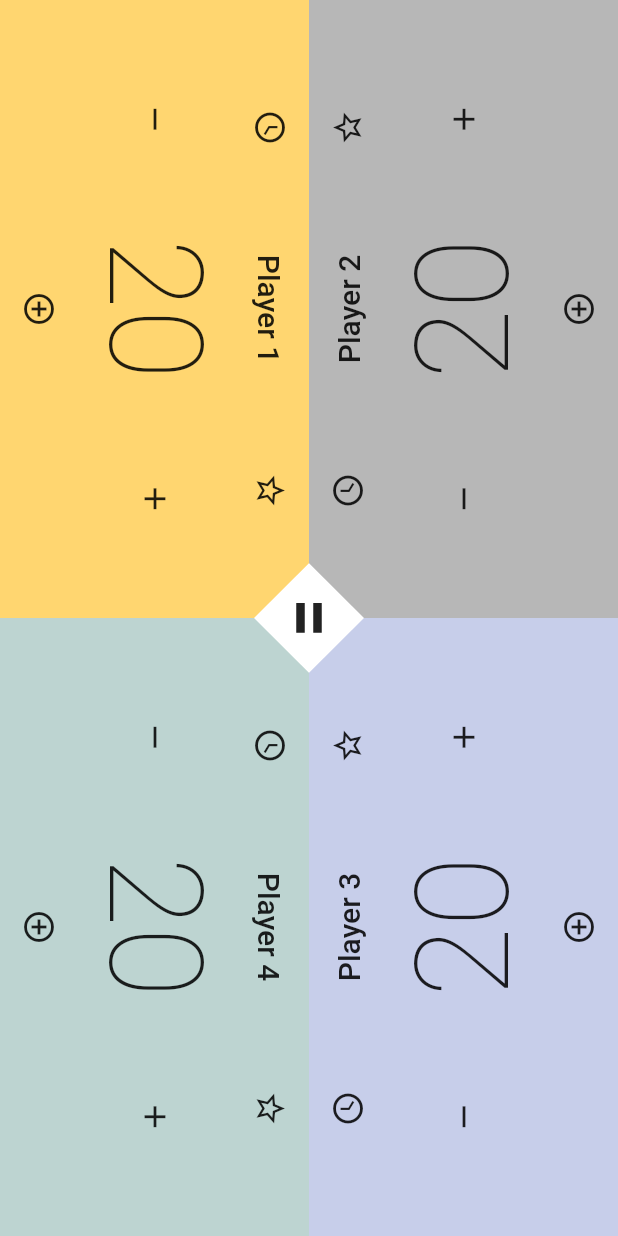
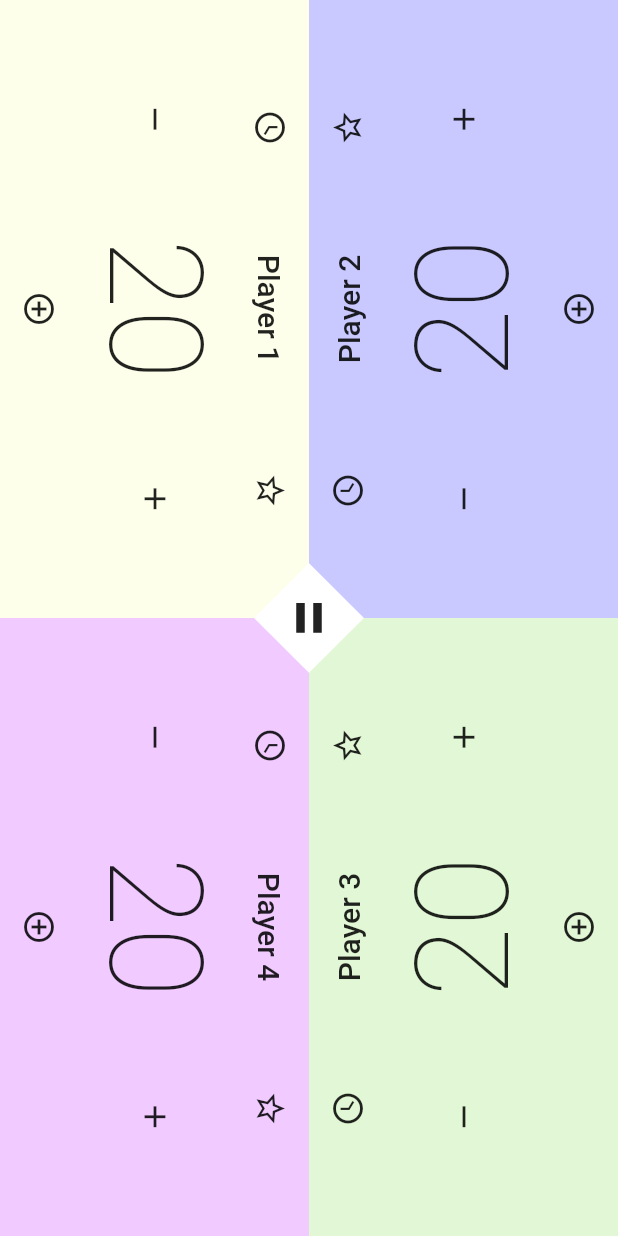
Before and after one commit to Akurom/mtg_roulette, a Flutter app: the screen it shows after launch, after a tap on the "remove" icon, after a tap on the "add" icon, after a tap on "PLAY!", on a phone screen of 412 x 824 dp. Run offline on Flutter 3.47's test engine with Material 2 defaults, Android fonts, the phone set to English and light mode, and no system bars; Roboto replaces fonts that are missing (Oswald).

Commit message:
some barrels added

```diff
--- a/lib/constants/colors.dart
+++ b/lib/const/colors.dart
@@ -2,8 +2,8 @@
 import 'package:flutter/material.dart';
 
 
-class AppColors {
-  AppColors._();
+class ColorConstants {
+  ColorConstants._();
 
   static const Color pastelRed = Color(0xFFFF9AA2);
 
@@ -21,6 +21,7 @@ class AppColors {
   static const Color fluoBlue = Color(0xff70d6ff);
   static const Color fluoOrange = Color(0xffff9770);
   static const Color fluoYellow = Color(0xffffd670);
+  static const Color fluoGreen = Color(0xff77dd77);
 
   static const Color white = Colors.white;
   static const Color black = Colors.black;
--- a/lib/constants/strings.dart
+++ b/lib/const/strings.dart
@@ -1,8 +1,8 @@
 
 
-class Strings {
+class TextConstants {
 
-  Strings._();
+  TextConstants._();
   // ----- creation screen
   static const String creationPlayersNumber = "Number of players";
   static const String creationStartingLife = "Starting life total";
--- a/lib/main.dart
+++ b/lib/main.dart
@@ -1,34 +1,24 @@
+import 'package:flutter/material.dart';
+import 'package:flutter/services.dart';
+
+import 'package:mtg_roulette/models/game_model.dart';
+import 'package:mtg_roulette/models/app_model.dart';
+import 'package:provider/provider.dart';
+
+import 'package:mtg_roulette/views/layouts/layouts.dart';
+import 'package:mtg_roulette/views/screens/screens.dart';
+
 //import 'package:google_fonts/google_fonts.dart';
 
-import 'package:flutter/material.dart';
-import 'package:flutter/services.dart';
-import 'package:mtg_roulette/models/game_model.dart';
-import 'package:mtg_roulette/views/edit_player_screen.dart';
-import 'package:mtg_roulette/views/layouts/four_players.dart';
-import 'package:mtg_roulette/views/layouts/six_players.dart';
-import 'package:mtg_roulette/views/layouts/two_players.dart';
-import 'package:mtg_roulette/views/layouts/three_players.dart';
-import 'package:mtg_roulette/views/layouts/five_players.dart';
-import 'package:provider/provider.dart';
-
-import 'package:mtg_roulette/models/app_model.dart';
-
-import 'package:mtg_roulette/views/creation_screen.dart';
-import 'package:mtg_roulette/views/game_screen.dart';
-import 'package:mtg_roulette/views/stats_screen.dart';
-
 import 'package:mtg_roulette/commands/base_command.dart' as Commands;
+import 'package:mtg_roulette/const/colors.dart';
 import 'tools/tools.dart';
-import 'package:mtg_roulette/constants/colors.dart';
-
-
-
 
 
 void main() {
   // ------
   WidgetsFlutterBinding.ensureInitialized();
-  SystemChrome.setEnabledSystemUIOverlays([]);
+  SystemChrome.setEnabledSystemUIMode(SystemUiMode.immersiveSticky);
   SystemChrome.setPreferredOrientations(
       [DeviceOrientation.portraitUp, DeviceOrientation.portraitDown]);
   // ------
@@ -45,26 +35,24 @@ class MyApp extends StatelessWidget {
     return MultiProvider(
       providers: [
         ChangeNotifierProvider(create: (c) => AppModel()),
-        ChangeNotifierProvider<GameModel>(create: (c) => GameModel()),  // todo set in sky section init ther and link to basecommand
+        ChangeNotifierProvider<GameModel>(create: (c) => GameModel()),  // todo set in sky section init there and link to basecommand
       ],
       child: Builder(builder: (context) {
         Commands.init(context);         // todo UNDERSTAND !!!
         return MaterialApp(
           // ----------- theme data
           theme: new ThemeData(       // todo load from AppModel
-            scaffoldBackgroundColor: AppColors.white,
-            accentColor: Colors.grey,
+            scaffoldBackgroundColor: ColorConstants.white,
             fontFamily: 'Oswald',
             textTheme: const TextTheme(
-              headline1: TextStyle(fontSize: 86.0, /*fontWeight: FontWeight.bold,*/ color: Colors.black87),
-              headline2: TextStyle(fontSize: 44.0, fontWeight: FontWeight.bold, color: Colors.black87),
+              displayLarge: TextStyle(fontSize: 86.0, /*fontWeight: FontWeight.bold,*/ color: Colors.black87),
+              displayMedium: TextStyle(fontSize: 44.0, fontWeight: FontWeight.bold, color: Colors.black87),
             ),
           ),
           // ----------- routes
           initialRoute: '/splash',
           routes: {
             '/splash': (context) => const SplashScreen(),
-            //'/creation': (context) => const CreationScreen(),
             '/game': (context) => const GameScreen(),
             '/two': (context) => const TwoPlayers(),
             '/three': (context) => const ThreePlayers(),
@@ -99,8 +87,6 @@ class _SplashScreenState extends State<SplashScreen> {
   void initState() {
     /// Load appModel first, to fetch the appTheme ASAP
     context.read<AppModel>().load().then((value) async {
-
-      // init command ?
       setState(() => _appLoaded = true);
       return true;
     });
@@ -113,7 +99,7 @@ class _SplashScreenState extends State<SplashScreen> {
       body: Center(
         child: _appLoaded
             ? CreationScreen(color: AppModel().colorPalette[randInt(0, AppModel().colorPalette.length)])
-            : CircularProgressIndicator(), //show splash screen here instead of progress indicator
+            : CircularProgressIndicator(), // todo show splash screen here instead of progress indicator
       ),
     );
   }
--- a/lib/models/app_model.dart
+++ b/lib/models/app_model.dart
@@ -1,22 +1,31 @@
 import 'package:flutter/material.dart';
-import 'package:mtg_roulette/constants/colors.dart';
+import 'package:mtg_roulette/const/colors.dart';
 
 class AppModel extends ChangeNotifier {
 
   List<Color> colorPalette = [
-    AppColors.pastelBlack,
-    AppColors.pastelBlue,
-    AppColors.pastelGreen,
-    AppColors.pastelRed,
-    AppColors.pastelOrange,
-    AppColors.pastelWhite,
-    AppColors.pastelDeepBlue,
-    AppColors.pastelLightGreen,
-    AppColors.pastelPink,
-    AppColors.fluoRed,
-    AppColors.fluoBlue,
-    AppColors.fluoOrange,
-    AppColors.fluoYellow,
+    ColorConstants.pastelBlack,
+    ColorConstants.pastelBlue,
+    ColorConstants.pastelGreen,
+    ColorConstants.pastelRed,
+    ColorConstants.pastelOrange,
+    ColorConstants.pastelWhite,
+    ColorConstants.pastelDeepBlue,
+    ColorConstants.pastelLightGreen,
+    ColorConstants.pastelPink,
+    ColorConstants.fluoRed,
+    ColorConstants.fluoBlue,
+    ColorConstants.fluoOrange,
+    ColorConstants.fluoGreen,
+    ColorConstants.fluoYellow,
+
+    Colors.cyan,
+    Colors.redAccent,
+    Colors.greenAccent,
+    Colors.purpleAccent,
+    Colors.yellow,
+    Colors.grey,
+    Colors.amber,
   ];
 
 
--- a/lib/models/game_model.dart
+++ b/lib/models/game_model.dart
@@ -1,6 +1,6 @@
 
 import 'package:flutter/material.dart';
-import 'package:mtg_roulette/constants/strings.dart';
+import 'package:mtg_roulette/const/strings.dart';
 import 'package:mtg_roulette/models/app_model.dart';
 import 'package:mtg_roulette/tools/tools.dart';
 import 'player_model.dart';
@@ -24,7 +24,7 @@ class GameModel extends ChangeNotifier {
     for (int p = 0; p < nbPlayers; p ++) {
       _players.add(
           PlayerModel(
-              name: Strings.defaultPlayerName + '${p + 1}',
+              name: TextConstants.defaultPlayerName + '${p + 1}',
               lifeCount: initialLifeCount,
               color: AppModel().colorPalette[(base + p) % AppModel().colorPalette.length]
           )
--- a/lib/views/commons/bot_bar.dart
+++ b/lib/views/commons/bot_bar.dart
@@ -2,7 +2,7 @@ import 'package:flutter/material.dart';
 import 'package:mtg_roulette/commands/add_counter_command.dart';
 import 'package:mtg_roulette/commands/remove_one_counter_command.dart';
 import 'package:mtg_roulette/commands/clear_counter_command.dart';
-import 'package:mtg_roulette/constants/colors.dart';
+import 'package:mtg_roulette/const/colors.dart';
 import 'package:mtg_roulette/models/player_model.dart';
 import 'package:mtg_roulette/tools/tools.dart';
 import 'package:provider/provider.dart';
@@ -156,10 +156,10 @@ class CounterItem extends StatelessWidget {
           if (player.countersMap[tag] != null) Text(player.countersMap[tag].toString()),
 
           Card(
-            color: (player.countersMap[tag] != null) ? AppColors.black : AppColors.white,
+            color: (player.countersMap[tag] != null) ? ColorConstants.black : ColorConstants.white,
             child: Text(
               tag,
-              style: TextStyle(color: (player.countersMap[tag] != null) ? AppColors.white : AppColors.black),
+              style: TextStyle(color: (player.countersMap[tag] != null) ? ColorConstants.white : ColorConstants.black),
             ),
           ),
         ],
--- a/lib/views/commons/center_button.dart
+++ b/lib/views/commons/center_button.dart
@@ -3,7 +3,7 @@ import 'package:mtg_roulette/commands/toggle_menu_command.dart';
 import 'package:mtg_roulette/models/game_model.dart';
 import 'package:mtg_roulette/tools/tools.dart';
 
-import 'package:mtg_roulette/constants/colors.dart';
+import 'package:mtg_roulette/const/colors.dart';
 
 import 'package:provider/provider.dart';
 
@@ -56,7 +56,7 @@ class _CenterButtonState extends State<CenterButton> with SingleTickerProviderSt
         AnimatedMenuElement(
           w: w,
           h: h,
-          color: AppColors.white,
+          color: ColorConstants.white,
           defaultLeft: _left - w / 2,
           defaultTop: _top - w / 2,
           openLeft: _left / 2 - w / 2,
@@ -65,7 +65,7 @@ class _CenterButtonState extends State<CenterButton> with SingleTickerProviderSt
         AnimatedMenuElement(
           w: w,
           h: h,
-          color: AppColors.white,
+          color: ColorConstants.white,
           defaultLeft: _left - w / 2,
           defaultTop: _top - w / 2,
           openLeft: _left + _left / 2 - w / 2,
@@ -86,7 +86,7 @@ class _CenterButtonState extends State<CenterButton> with SingleTickerProviderSt
                 width: w,
                 height: h,
                 decoration: BoxDecoration(
-                  color: AppColors.centerButton,
+                  color: ColorConstants.centerButton,
                   //border: Border.all(),
                 ),
                 child: RotationTransition(
@@ -122,7 +122,7 @@ class AnimatedMenuElement extends StatefulWidget {
     Key? key,
     required this.w,
     required this.h,
-    this.color = AppColors.white,
+    this.color = ColorConstants.white,
     required this.defaultTop,
     required this.defaultLeft,
     required this.openTop,
--- a/lib/views/commons/count_digits.dart
+++ b/lib/views/commons/count_digits.dart
@@ -15,7 +15,7 @@ class _CountDigitsState extends State<CountDigits> {
   Widget build(BuildContext context) {
     return Text(
       widget.count.toString(),
-      style: Theme.of(context).textTheme.headline1,
+      style: Theme.of(context).textTheme.displayLarge,
     );
   }
 }
--- a/lib/views/commons/count_widget.dart
+++ b/lib/views/commons/count_widget.dart
@@ -1,5 +1,5 @@
 import 'package:flutter/material.dart';
-import 'package:mtg_roulette/constants/colors.dart';
+import 'package:mtg_roulette/const/colors.dart';
 import 'package:mtg_roulette/models/player_model.dart';
 import 'package:mtg_roulette/tools/tools.dart';
 import 'package:mtg_roulette/views/commons/bot_bar.dart';
--- a/lib/views/commons/up_bar.dart
+++ b/lib/views/commons/up_bar.dart
@@ -2,7 +2,7 @@
 
 import 'package:flutter/material.dart';
 import 'package:mtg_roulette/models/player_model.dart';
-import 'package:mtg_roulette/views/edit_player_screen.dart';
+import 'package:mtg_roulette/views/screens/edit_player_screen.dart';
 
 class UpBar extends StatelessWidget {
 
--- /dev/null
+++ b/lib/views/layouts/layouts.dart
@@ -0,0 +1,5 @@
+export 'four_players.dart';
+export 'six_players.dart';
+export 'two_players.dart';
+export 'three_players.dart';
+export 'five_players.dart';
--- a/lib/views/creation_screen.dart
+++ b/lib/views/screens/creation_screen.dart
@@ -1,7 +1,7 @@
 import 'package:flutter/material.dart';
-import 'package:mtg_roulette/constants/colors.dart';
-import 'package:mtg_roulette/constants/strings.dart';
-import 'commons/count_widget.dart';
+import 'package:mtg_roulette/const/colors.dart';
+import 'package:mtg_roulette/const/strings.dart';
+import '../commons/count_widget.dart';
 
 import 'package:mtg_roulette/commands/create_game_command.dart';
 
@@ -36,7 +36,7 @@ class CreationScreen extends StatelessWidget {
             children: [
               // players
               Text(
-                Strings.creationPlayersNumber,
+                TextConstants.creationPlayersNumber,
                 style: Theme.of(context).textTheme.headline4,
               ),
               // count widget limit 2:6
@@ -48,7 +48,7 @@ class CreationScreen extends StatelessWidget {
               ),
               // starting life total
               Text(
-                Strings.creationStartingLife,
+                TextConstants.creationStartingLife,
                 style: Theme.of(context).textTheme.headline4,
               ),
               CountWidget(
@@ -62,7 +62,7 @@ class CreationScreen extends StatelessWidget {
 
               InkWell(
                 child: Text(
-                  Strings.creationPlay,
+                  TextConstants.creationPlay,
                   style: Theme.of(context).textTheme.headline3,
                 ),
                 onTap: () {
--- a/lib/views/edit_player_screen.dart
+++ b/lib/views/screens/edit_player_screen.dart
@@ -1,7 +1,7 @@
 import 'package:flutter/material.dart';
 import 'package:mtg_roulette/commands/base_command.dart';
 import 'package:mtg_roulette/commands/edit_player_command.dart';
-import 'package:mtg_roulette/constants/strings.dart';
+import 'package:mtg_roulette/const/strings.dart';
 import 'package:mtg_roulette/models/app_model.dart';
 import 'package:mtg_roulette/models/player_model.dart';
 import 'package:mtg_roulette/tools/tools.dart';
@@ -90,7 +90,7 @@ class _EditPlayerScreenState extends State<EditPlayerScreen> {
             // todo
             InkWell(
               child: Text(
-                Strings.save,
+                TextConstants.save,
                 style: Theme.of(context).textTheme.headline3,
               ),
               onTap: () {
--- a/lib/views/game_screen.dart
+++ b/lib/views/screens/game_screen.dart
@@ -3,7 +3,7 @@ import 'package:mtg_roulette/tools/tools.dart';
 import 'package:mtg_roulette/views/commons/count_widget.dart';
 import 'package:provider/provider.dart';
 import 'package:mtg_roulette/models/game_model.dart';
-import 'commons/center_button.dart';
+import '../commons/center_button.dart';
 
 class GameScreen extends StatefulWidget {
   const GameScreen({Key? key}) : super(key: key);
--- /dev/null
+++ b/lib/views/screens/screens.dart
@@ -0,0 +1,4 @@
+export 'creation_screen.dart';
+export 'edit_player_screen.dart';
+export 'game_screen.dart';
+export 'stats_screen.dart';
```
Also changed, not shown: pubspec.yaml (+0 -18 lines), lib/views/screens/stats_screen.dart (renamed from lib/views/stats_screen.dart), pubspec.lock.
